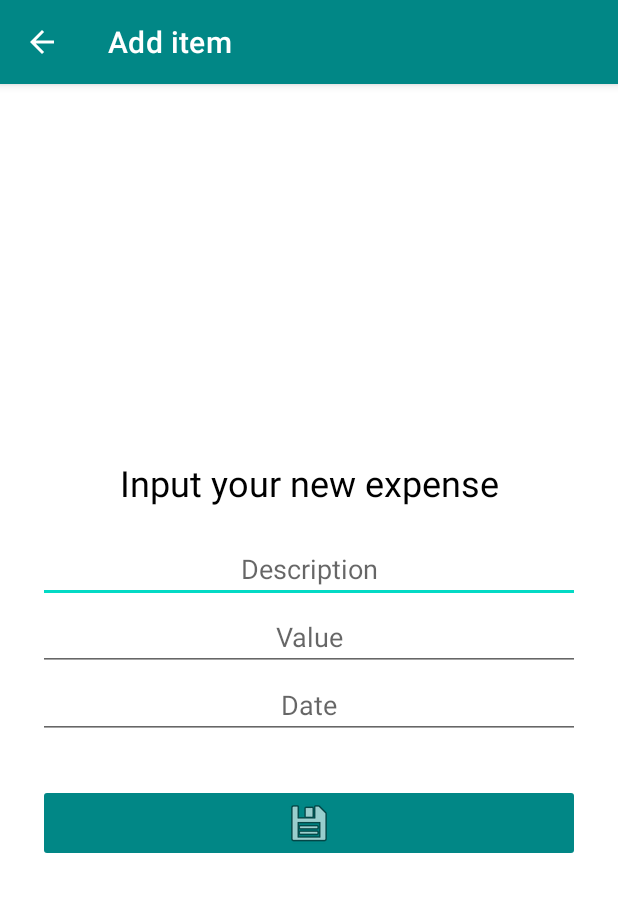
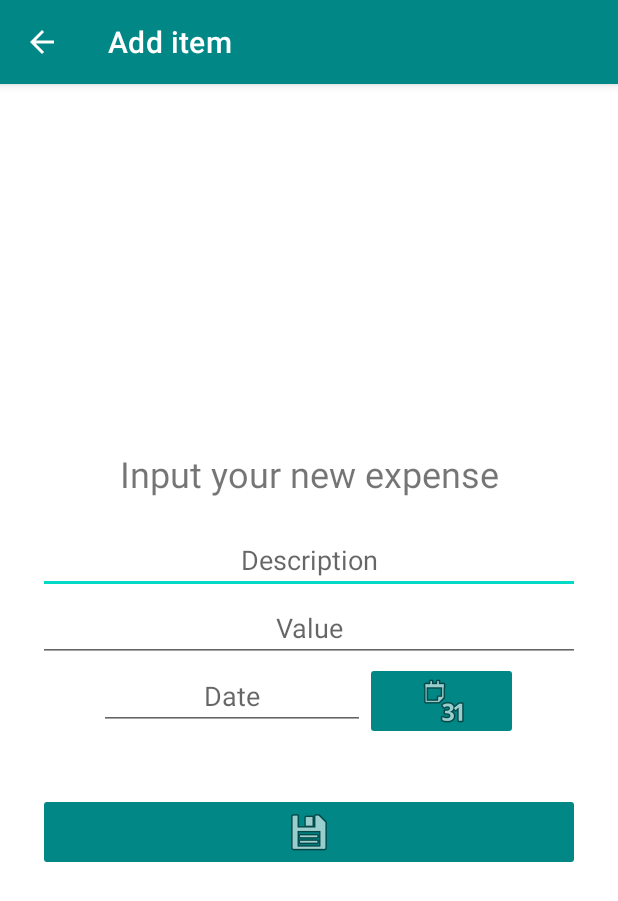
Before and after one commit to JanBinkowski/AndroidProject, an Android app: the screen it shows after launch (AddRecordActivity), after a tap on an icon or button, on a phone screen of 412 x 824 dp. Shown: the top 901 px of the screen. Run offline under Robolectric (Android 15) with nearby library versions, the phone set to English and light mode, and no system bars.

```diff
--- a/app/src/main/java/com/example/spendingtracker_v2/AddRecordActivity.java
+++ b/app/src/main/java/com/example/spendingtracker_v2/AddRecordActivity.java
@@ -1,21 +1,28 @@
 package com.example.spendingtracker_v2;
 
 import androidx.appcompat.app.AppCompatActivity;
+import android.app.DatePickerDialog;
+import android.widget.DatePicker;
+import java.util.Calendar;
 
 import android.annotation.SuppressLint;
 import android.os.Bundle;
 import android.view.View;
+import android.widget.Button;
 import android.widget.EditText;
 import android.widget.ImageButton;
 
 import com.google.android.material.floatingactionbutton.FloatingActionButton;
+
+import java.util.Calendar;
 
 public class AddRecordActivity extends AppCompatActivity {
     EditText editTextTextDescription;
     EditText editTextValue;
     EditText editTextDate;
     ImageButton imageButtonSend;
-
+    ImageButton buttonDate;
+    DatePickerDialog datepicker;
     @Override
     protected void onCreate(Bundle savedInstanceState) {
         super.onCreate(savedInstanceState);
@@ -25,7 +32,26 @@ public class AddRecordActivity extends AppCompatActivity {
         editTextValue = findViewById(R.id.editTextValue);
         editTextDate = findViewById(R.id.editTextDate);
         imageButtonSend = findViewById(R.id.imageButtonSend);
+        buttonDate = findViewById(R.id.buttonDate);
 
+        buttonDate.setOnClickListener(new View.OnClickListener() {
+            @Override
+            public void onClick(View v) {
+                final Calendar cldr = Calendar.getInstance();
+                int day = cldr.get(Calendar.DAY_OF_MONTH);
+                int month = cldr.get(Calendar.MONTH);
+                int year = cldr.get(Calendar.YEAR);
+                // date picker dialog
+                datepicker = new DatePickerDialog(AddRecordActivity.this,
+                        new DatePickerDialog.OnDateSetListener() {
+                            @Override
+                            public void onDateSet(DatePicker view, int year, int monthOfYear, int dayOfMonth) {
+                                editTextDate.setText(dayOfMonth + "/" + (monthOfYear + 1) + "/" + year);
+                            }
+                        }, year, month, day);
+                datepicker.show();
+            }
+        });
 
         imageButtonSend.setOnClickListener(new View.OnClickListener() {
             @Override
--- a/app/src/main/java/com/example/spendingtracker_v2/MainActivity.java
+++ b/app/src/main/java/com/example/spendingtracker_v2/MainActivity.java
@@ -1,5 +1,6 @@
 package com.example.spendingtracker_v2;
 
+import androidx.annotation.NonNull;
 import androidx.annotation.Nullable;
 import androidx.appcompat.app.AppCompatActivity;
 import androidx.recyclerview.widget.LinearLayoutManager;
@@ -7,6 +8,9 @@ import androidx.recyclerview.widget.RecyclerView;
 
 import android.content.Intent;
 import android.database.Cursor;
+import android.view.Menu;
+import android.view.MenuInflater;
+import android.view.MenuItem;
 import android.view.View;
 import android.widget.*;
 import android.os.Bundle;
@@ -76,5 +80,24 @@ public class MainActivity extends AppCompatActivity {
         }
     }
 
+    @Override
+    public boolean onCreateOptionsMenu(Menu menu) {
+        MenuInflater inflater = getMenuInflater();
+        inflater.inflate(R.menu.my_menu, menu);
+        return super.onCreateOptionsMenu(menu);
+    }
 
+    @Override
+    public boolean onOptionsItemSelected(MenuItem item) {
+        if(item.getItemId() == R.id.delete_all){
+            Toast.makeText(this, "All data deleted", Toast.LENGTH_SHORT).show();
+            myDatabaseHelper myDB = new myDatabaseHelper(this);
+            myDB.deleteAllData();
+            Intent intent = new Intent(this, MainActivity.class);
+            startActivity(intent);
+            finish();
+        }
+        return super.onOptionsItemSelected(item);
+
+    }
 }
--- a/app/src/main/java/com/example/spendingtracker_v2/myDatabaseHelper.java
+++ b/app/src/main/java/com/example/spendingtracker_v2/myDatabaseHelper.java
@@ -93,4 +93,9 @@ public class myDatabaseHelper extends SQLiteOpenHelper {
             Toast.makeText(context, "Data deleted from DB successfully.", Toast.LENGTH_SHORT).show();
         }
     }
+
+    void deleteAllData(){
+        SQLiteDatabase db = this.getWritableDatabase();
+        db.execSQL("DELETE FROM " + TABLE_NAME);
+    }
 }
--- /dev/null
+++ b/app/src/main/res/drawable/ic_delete.xml
@@ -0,0 +1,5 @@
+<vector android:height="24dp" android:tint="#FFFFFF"
+    android:viewportHeight="24" android:viewportWidth="24"
+    android:width="24dp" xmlns:android="http://schemas.android.com/apk/res/android">
+    <path android:fillColor="@android:color/white" android:pathData="M6,19c0,1.1 0.9,2 2,2h8c1.1,0 2,-0.9 2,-2V7H6v12zM19,4h-3.5l-1,-1h-5l-1,1H5v2h14V4z"/>
+</vector>
--- a/app/src/main/res/layout/activity_add_record.xml
+++ b/app/src/main/res/layout/activity_add_record.xml
@@ -4,6 +4,8 @@
     xmlns:tools="http://schemas.android.com/tools"
     android:layout_width="match_parent"
     android:layout_height="match_parent"
+    android:backgroundTint="#009688"
+    android:foregroundTint="#00009688"
     tools:context=".AddRecordActivity">
 
     <LinearLayout
@@ -26,7 +28,6 @@
             android:layout_height="51dp"
             android:gravity="center_horizontal"
             android:text="Input your new expense"
-            android:textColor="#000000"
             android:textSize="24sp" />
 
         <EditText
@@ -47,9 +48,14 @@
             android:hint="Value"
             android:inputType="numberDecimal" />
 
+        <LinearLayout
+            android:layout_width="279dp"
+            android:layout_height="57dp"
+            android:orientation="horizontal">
+
             <EditText
                 android:id="@+id/editTextDate"
-            android:layout_width="match_parent"
+                android:layout_width="177dp"
                 android:layout_height="wrap_content"
                 android:ems="10"
                 android:gravity="center_horizontal"
@@ -57,7 +63,18 @@
                 android:inputType="date|datetime" />
 
             <ImageButton
+                android:id="@+id/buttonDate"
+                android:layout_width="75dp"
+                android:layout_height="wrap_content"
+                android:layout_weight="1"
+                android:backgroundTint="@color/teal_700"
+                app:srcCompat="@android:drawable/ic_menu_month" />
+
+        </LinearLayout>
+
+        <ImageButton
             android:id="@+id/imageButtonSend"
+            style="@style/Widget.AppCompat.ImageButton"
             android:layout_width="match_parent"
             android:layout_height="wrap_content"
             android:layout_marginTop="30dp"
--- /dev/null
+++ b/app/src/main/res/menu/my_menu.xml
@@ -0,0 +1,9 @@
+<?xml version="1.0" encoding="utf-8"?>
+<menu xmlns:android="http://schemas.android.com/apk/res/android"
+    xmlns:app="http://schemas.android.com/apk/res-auto">
+    <item
+        android:id="@+id/delete_all"
+        android:icon="@drawable/ic_delete"
+        android:title="Delete All Data"
+        app:showAsAction="never"></item>
+</menu>
```
Lines whose indentation alone changed are shown as unchanged.
